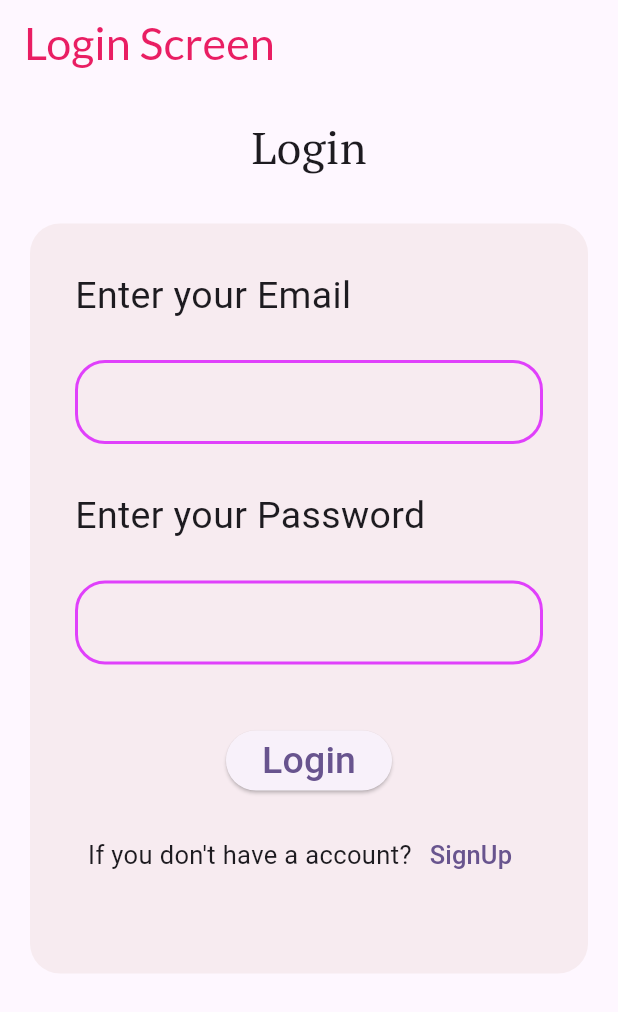
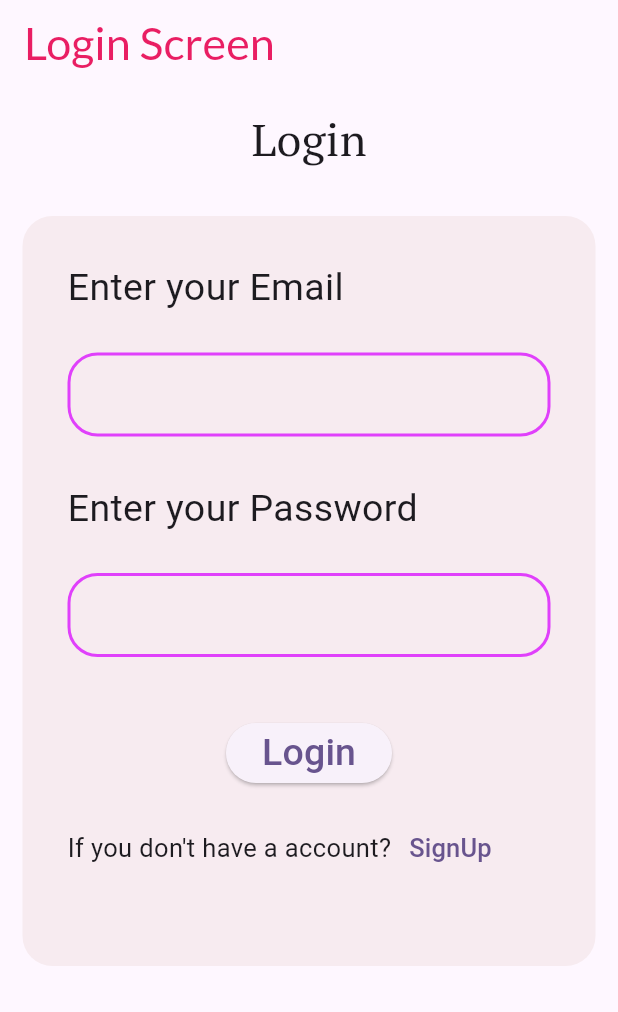
Before and after one commit to DeepakKishore-S/sp_auto_login, a Flutter app: the screen it shows after launch, on a phone screen of 412 x 824 dp. Shown: the top 1012 px of the screen. Run offline on Flutter 3.47's test engine with Material 2 defaults, Android fonts, the phone set to English and light mode, and no system bars; our stand-ins replace dropdown_button2, google_fonts, shared_preferences; Roboto replaces fonts that are missing (Actor).

Commit message:
padding change login

```diff
--- a/lib/login_screen.dart
+++ b/lib/login_screen.dart
@@ -42,7 +42,7 @@ class _LoginScreenState extends State<LoginScreen> {
       ),
       body: SingleChildScrollView(
         child: Padding(
-          padding: const EdgeInsets.all(20.0),
+          padding: const EdgeInsets.all(15.0),
           child: Center(
             child: Column(
               mainAxisAlignment: MainAxisAlignment.start,
@@ -113,6 +113,7 @@ class _LoginScreenState extends State<LoginScreen> {
                             if (mailcontroller.text == email &&
                                 passwordcontroller.text == pwd) {
                               await SharedPref.savebool(Authentication, true);
+                              // ignore: use_build_context_synchronously
                               Navigator.push(
                                   context,
                                   MaterialPageRoute(
@@ -136,12 +137,13 @@ class _LoginScreenState extends State<LoginScreen> {
                         height: 15,
                       ),
                       Row(
-                        mainAxisAlignment: MainAxisAlignment.center,
+                        mainAxisAlignment: MainAxisAlignment.start,
                         children: [
                           const Text(
                             "If you don't have a account?",
                             style: TextStyle(fontSize: 17),
                           ),
+
                           TextButton(
                             onPressed: () {
                               Navigator.push(
@@ -150,6 +152,7 @@ class _LoginScreenState extends State<LoginScreen> {
                                       builder: (context) =>
                                           const RegistryScreen()));
                             },
+
                             child: const Text(
                               "SignUp",
                               style: TextStyle(fontSize: 17),
```
